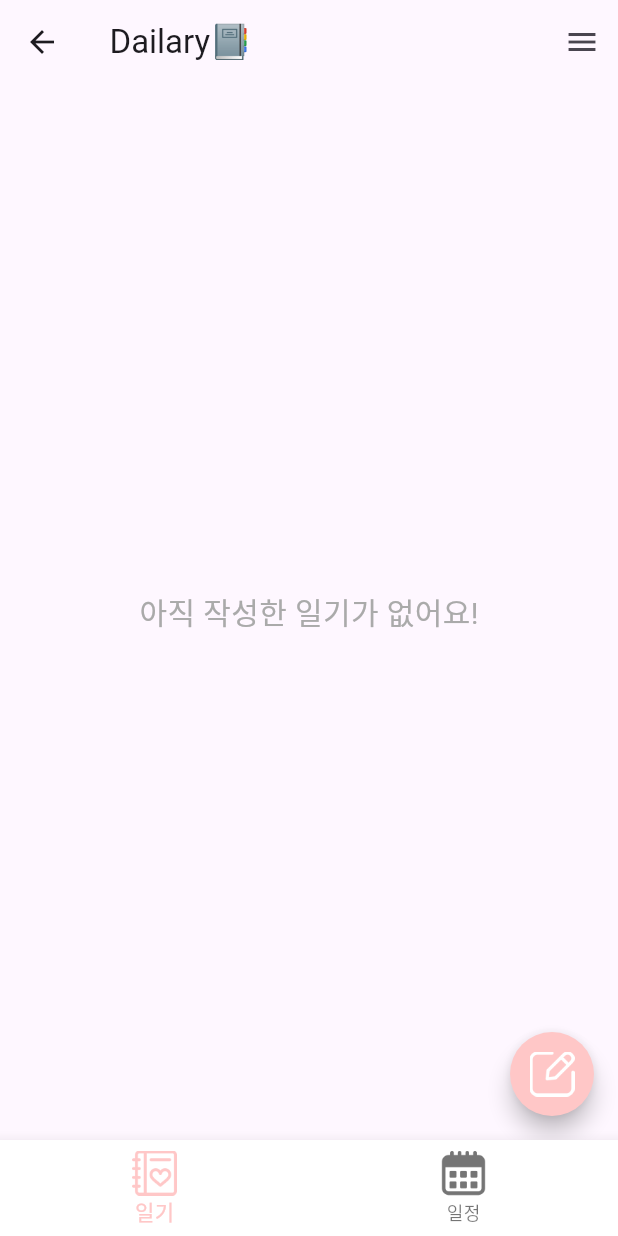
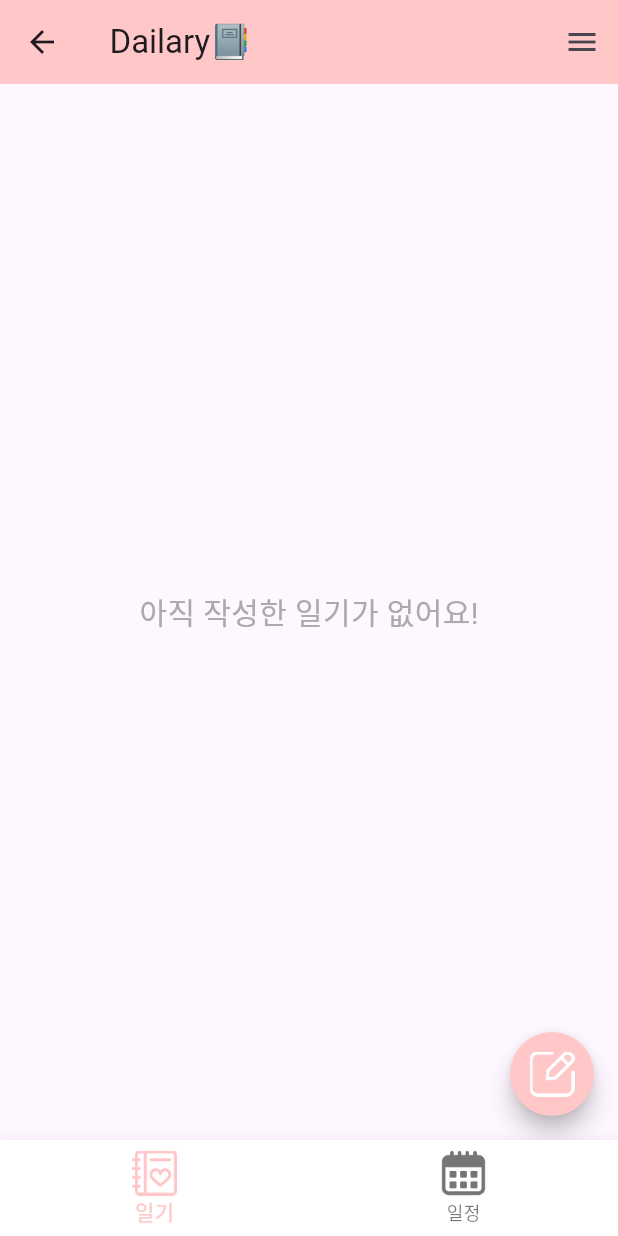
Before and after one commit to youngju6143/Dailary, a Flutter app: the PageWidget screen opened directly with empty values, on a phone screen of 412 x 824 dp. Run offline on Flutter 3.47's test engine with Material 3 defaults, Android fonts, the phone set to English and light mode, and no system bars; our stand-ins replace dio, dotted_border, fl_chart, flutter_dotenv, image_picker, table_calendar; missing offline and left inert: day_night_time_picker, random_quote_gen; network calls fail; Roboto replaces fonts that are missing (Diary).

Commit message:
feat: appbar 배경색 수정

```diff
--- a/dailary/lib/page_widget.dart
+++ b/dailary/lib/page_widget.dart
@@ -83,6 +83,7 @@ class PageWidgetState extends State<PageWidget> {
     return Scaffold(
       key: _scaffoldKey,
       appBar: AppBar(
+        backgroundColor: const Color(0xFFFFC7C7),
         title: const Padding(
           padding: EdgeInsets.only(left: 1.0),
           child: Text(
@@ -187,7 +188,7 @@ class PageWidgetState extends State<PageWidget> {
                 crossAxisAlignment: CrossAxisAlignment.start,
                 children: [
                   const Text(
-                    "오늘의 명언",
+                    "명언 한 줄",
                     style: TextStyle(fontSize: 20),
                   ),
                   const SizedBox(height: 20),
```
